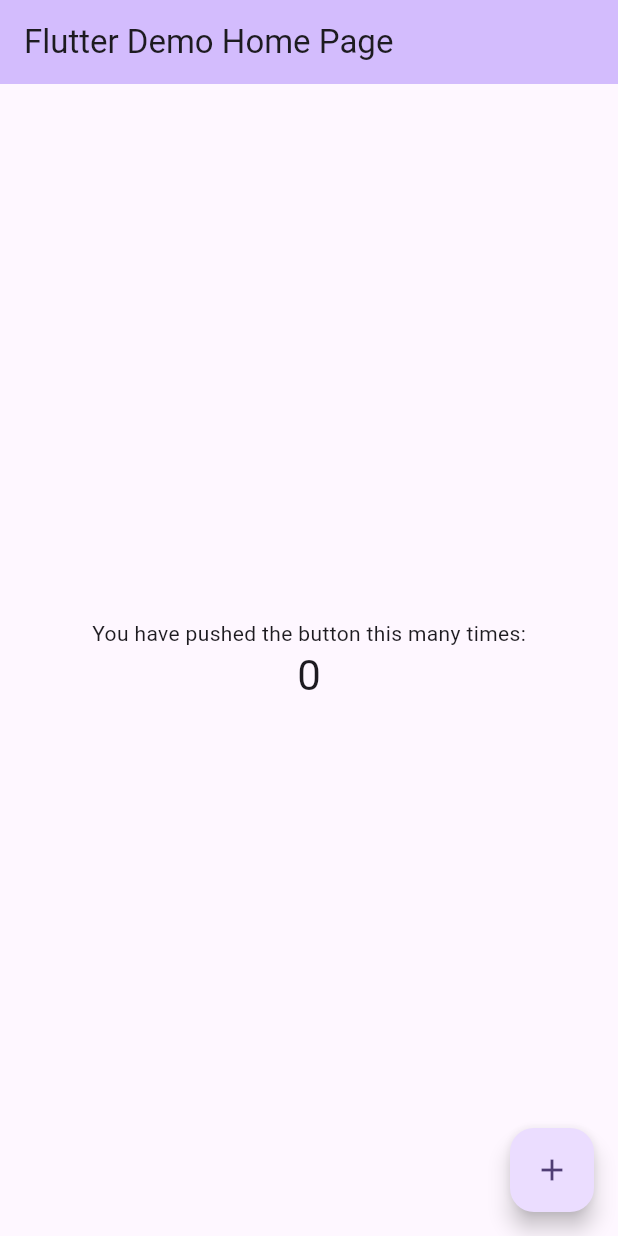
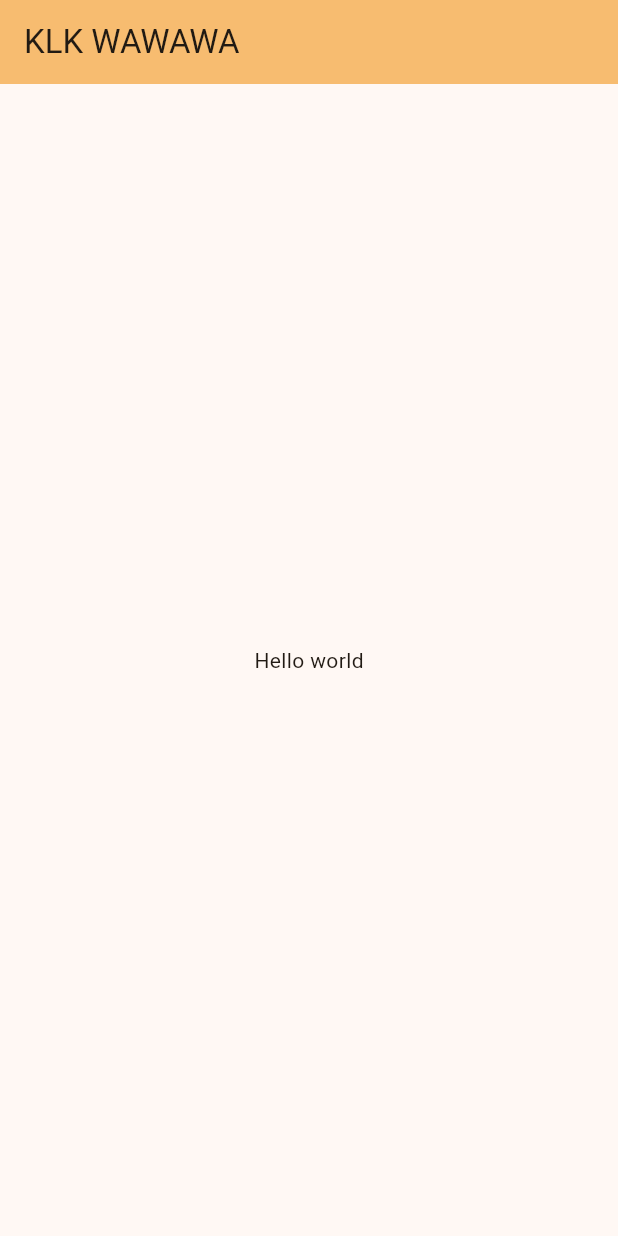
Before and after one commit to hamerplus/securitychatnewversion, a Flutter app: the screen it shows after launch, on a phone screen of 412 x 824 dp. Run offline on Flutter 3.47's test engine with Material 3 defaults, Android fonts, the phone set to English and light mode, and no system bars.

Commit message:
Update main.dart

```diff
--- a/lib/main.dart
+++ b/lib/main.dart
@@ -28,9 +28,9 @@
         //
         // This works for code too, not just values: Most code changes can be
         // tested with just a hot reload.
-        colorScheme: ColorScheme.fromSeed(seedColor: Colors.deepPurple),
+        colorScheme: ColorScheme.fromSeed(seedColor: const Color.fromARGB(255, 255, 166, 0)),
       ),
-      home: const MyHomePage(title: 'Flutter Demo Home Page'),
+      home: const MyHomePage(title: 'KLK WAWAWA'),
     );
   }
 }
@@ -104,19 +104,12 @@
           // wireframe for each widget.
           mainAxisAlignment: MainAxisAlignment.center,
           children: <Widget>[
-            const Text('You have pushed the button this many times:'),
-            Text(
-              '$_counter',
-              style: Theme.of(context).textTheme.headlineMedium,
-            ),
+            const Text('Hello world'),
+
           ],
         ),
       ),
-      floatingActionButton: FloatingActionButton(
-        onPressed: _incrementCounter,
-        tooltip: 'Increment',
-        child: const Icon(Icons.add),
-      ), // This trailing comma makes auto-formatting nicer for build methods.
+       // This trailing comma makes auto-formatting nicer for build methods.
     );
   }
 }
```
